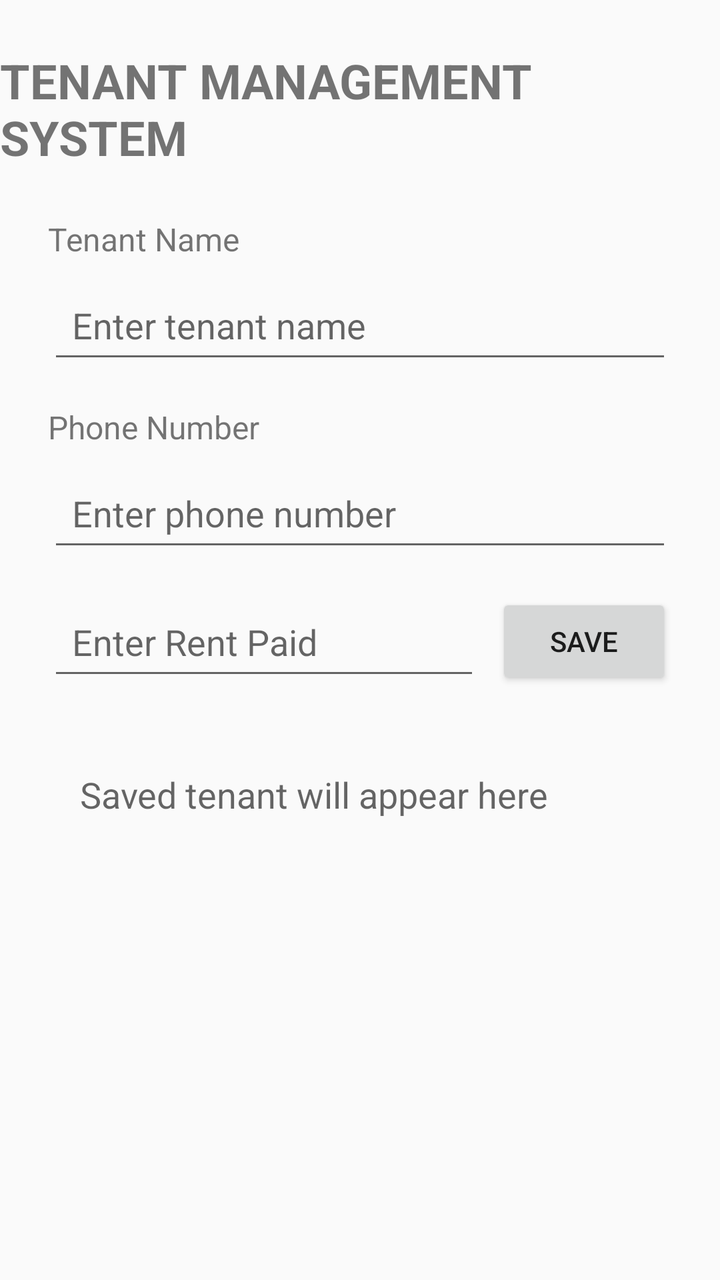
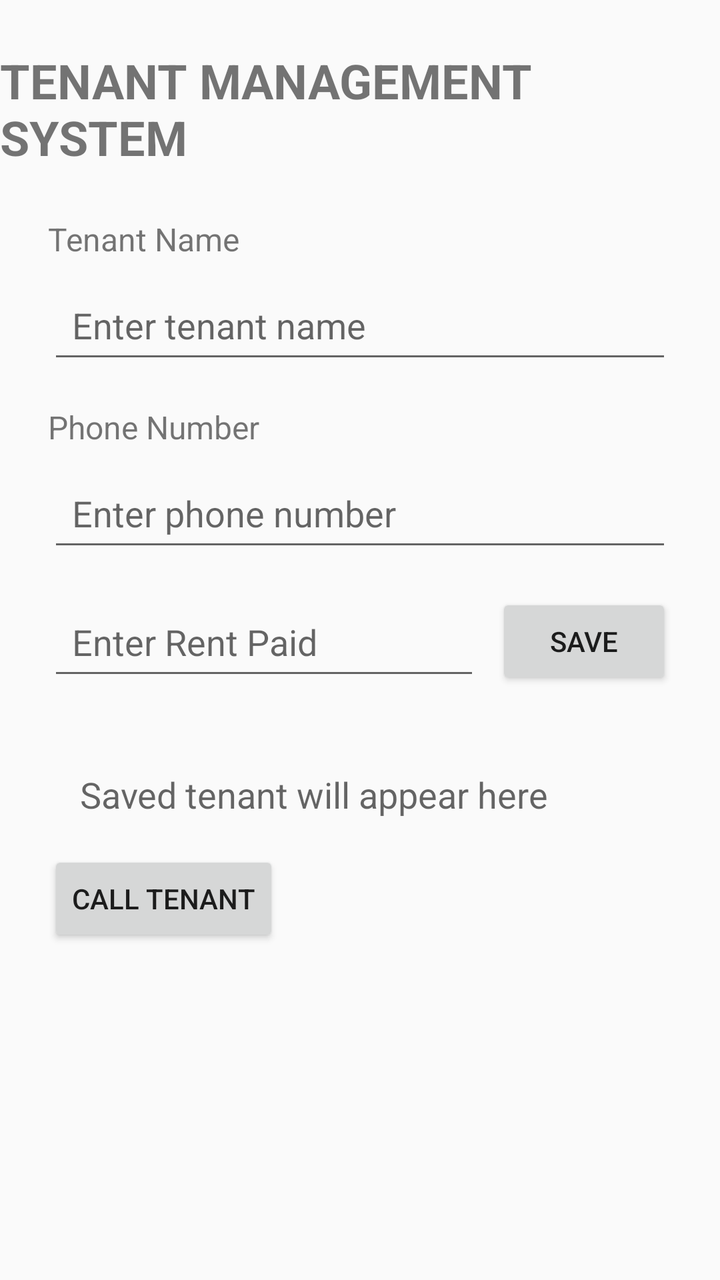

Two renders of the same Android screen: before a commit and after it. Below are the layout's source before the change and the commit's diff.
<!-- AndroidManifest.xml: application theme android:Theme.Material.Light.NoActionBar -->
<!-- res/layout/activity_main.xml -->
<?xml version="1.0" encoding="utf-8"?>
<androidx.constraintlayout.widget.ConstraintLayout
    xmlns:android="http://schemas.android.com/apk/res/android"
    xmlns:app="http://schemas.android.com/apk/res-auto"
    android:layout_width="match_parent"
    android:layout_height="match_parent">

    <TextView
        android:id="@+id/titleTextView"
        android:layout_width="wrap_content"
        android:layout_height="wrap_content"
        android:text="TENANT MANAGEMENT SYSTEM"
        android:textSize="24sp"
        android:textStyle="bold"
        android:layout_marginTop="24dp"
        app:layout_constraintTop_toTopOf="parent"
        app:layout_constraintStart_toStartOf="parent"
        app:layout_constraintEnd_toEndOf="parent" />

    <TextView
        android:id="@+id/tenantNameLabel"
        android:layout_width="wrap_content"
        android:layout_height="wrap_content"
        android:text="Tenant Name"
        android:textSize="16sp"
        android:layout_marginTop="24dp"
        android:layout_marginStart="24dp"
        app:layout_constraintTop_toBottomOf="@id/titleTextView"
        app:layout_constraintStart_toStartOf="parent" />

    <EditText
        android:id="@+id/tenantNameEditText"
        android:layout_width="0dp"
        android:layout_height="wrap_content"
        android:hint="Enter tenant name"
        android:inputType="textPersonName"
        android:minHeight="48dp"
        android:padding="12dp"
        android:layout_marginTop="8dp"
        android:layout_marginStart="24dp"
        android:layout_marginEnd="24dp"
        app:layout_constraintTop_toBottomOf="@id/tenantNameLabel"
        app:layout_constraintStart_toStartOf="parent"
        app:layout_constraintEnd_toEndOf="parent" />

    <TextView
        android:id="@+id/phoneLabel"
        android:layout_width="wrap_content"
        android:layout_height="wrap_content"
        android:text="Phone Number"
        android:textSize="16sp"
        android:layout_marginTop="16dp"
        android:layout_marginStart="24dp"
        app:layout_constraintTop_toBottomOf="@id/tenantNameEditText"
        app:layout_constraintStart_toStartOf="parent" />

    <EditText
        android:id="@+id/phoneEditText"
        android:layout_width="0dp"
        android:layout_height="wrap_content"
        android:hint="Enter phone number"
        android:inputType="phone"
        android:minHeight="48dp"
        android:padding="12dp"
        android:layout_marginTop="8dp"
        android:layout_marginStart="24dp"
        android:layout_marginEnd="24dp"
        app:layout_constraintTop_toBottomOf="@id/phoneLabel"
        app:layout_constraintStart_toStartOf="parent"
        app:layout_constraintEnd_toEndOf="parent" />

    <EditText
        android:id="@+id/rentEditText"
        android:layout_width="0dp"
        android:layout_height="wrap_content"
        android:hint="Enter Rent Paid"
        android:inputType="numberDecimal"
        android:minHeight="48dp"
        android:padding="12dp"
        android:layout_marginStart="24dp"
        android:layout_marginTop="16dp"
        android:layout_marginEnd="8dp"
        app:layout_constraintTop_toBottomOf="@id/phoneEditText"
        app:layout_constraintStart_toStartOf="parent"
        app:layout_constraintEnd_toStartOf="@id/saveButton" />

    <Button
        android:id="@+id/saveButton"
        android:layout_width="wrap_content"
        android:layout_height="wrap_content"
        android:text="SAVE"
        android:layout_marginEnd="24dp"
        app:layout_constraintTop_toTopOf="@id/rentEditText"
        app:layout_constraintEnd_toEndOf="parent" />

    <TextView
        android:id="@+id/tenantResultTextView"
        android:layout_width="0dp"
        android:layout_height="wrap_content"
        android:hint="Saved tenant will appear here"
        android:textSize="18sp"
        android:padding="16dp"
        android:layout_margin="24dp"
        app:layout_constraintTop_toBottomOf="@id/rentEditText"
        app:layout_constraintStart_toStartOf="parent"
        app:layout_constraintEnd_toEndOf="parent" />

</androidx.constraintlayout.widget.ConstraintLayout>
<!-- resources referenced by this layout -->
<resources>

</resources>

<!-- the commit's change to res/layout/activity_main.xml (unified diff, before → after) -->
@@ -3,7 +3,8 @@
     xmlns:android="http://schemas.android.com/apk/res/android"
     xmlns:app="http://schemas.android.com/apk/res-auto"
     android:layout_width="match_parent"
-    android:layout_height="match_parent">
+    android:layout_height="match_parent"
+    android:fitsSystemWindows="true">
 
     <TextView
         android:id="@+id/titleTextView"
@@ -105,4 +106,13 @@
         app:layout_constraintStart_toStartOf="parent"
         app:layout_constraintEnd_toEndOf="parent" />
 
+    <Button
+        android:id="@+id/callButton"
+        android:layout_width="wrap_content"
+        android:layout_height="wrap_content"
+        android:text="CALL TENANT"
+        android:layout_marginStart="24dp"
+        app:layout_constraintTop_toBottomOf="@id/tenantResultTextView"
+        app:layout_constraintStart_toStartOf="parent" />
+
 </androidx.constraintlayout.widget.ConstraintLayout>
